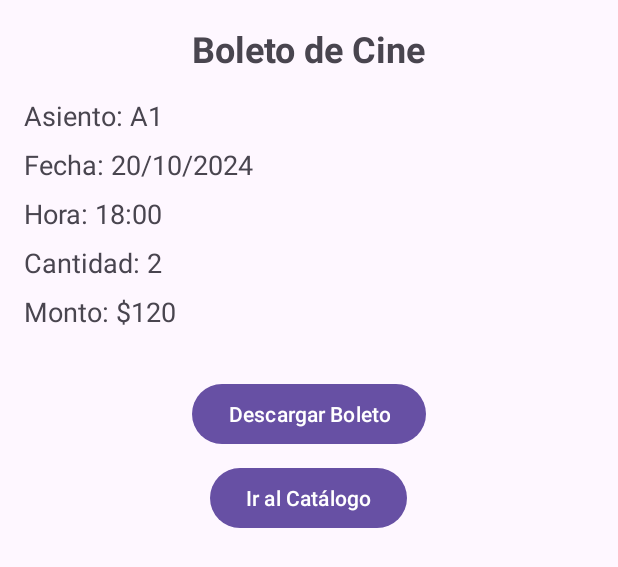
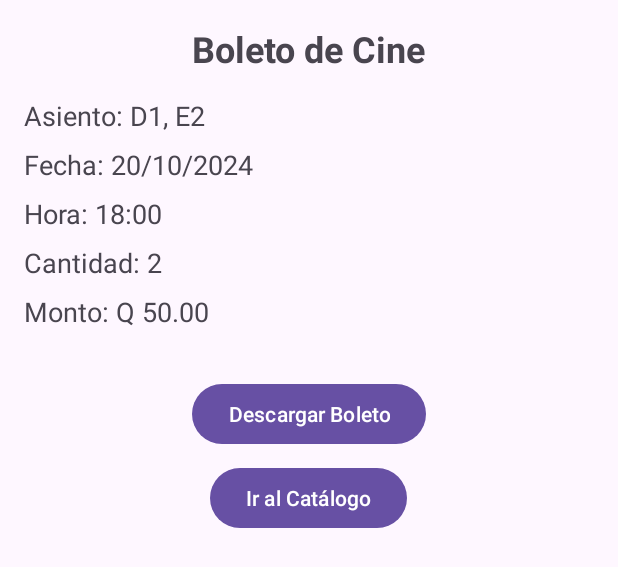
Before and after one commit to FernandoBerganza/MoviePlanet, an Android app: the layout activity_main_ticket.xml on its own in the app's theme, with its tools: preview values and no code run, on a phone screen of 412 x 824 dp. Shown: the top 567 px of the screen. Run offline under Robolectric (Android 15) with nearby library versions, the phone set to English and light mode, and no system bars.

Commit message:
actualizacion 17-10
se cambio los datos del boleto

```diff
--- a/MyApplication - copia/app/src/main/res/layout/activity_main_ticket.xml
+++ b/MyApplication - copia/app/src/main/res/layout/activity_main_ticket.xml
@@ -24,7 +24,7 @@
         android:layout_height="wrap_content"
         android:layout_below="@id/ticketTitle"
         android:layout_marginTop="16dp"
-        android:text="Asiento: A1"
+        android:text="Asiento: D1, E2"
         android:textSize="18sp" />
 
     <TextView
@@ -60,7 +60,7 @@
         android:layout_height="wrap_content"
         android:layout_below="@id/textViewQuantityInfo"
         android:layout_marginTop="8dp"
-        android:text="Monto: $120"
+        android:text="Monto: Q 50.00"
         android:textSize="18sp" />
 
     <!-- Código QR -->
```
